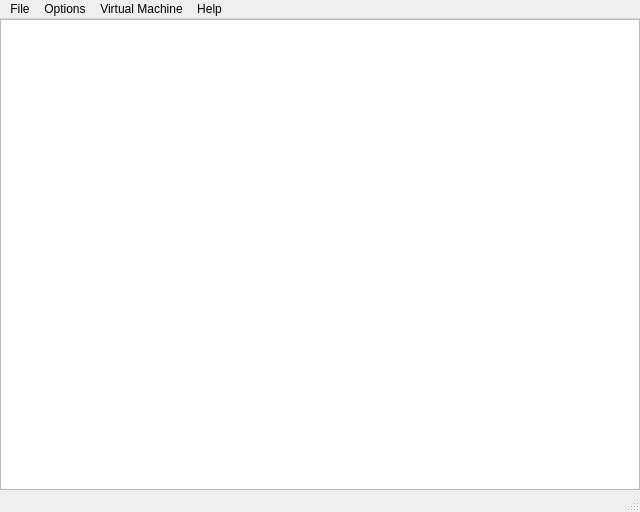
jpd002/Play-, file Source/ui_qt/Qt_ui/mainwindow.ui: the form before one commit.
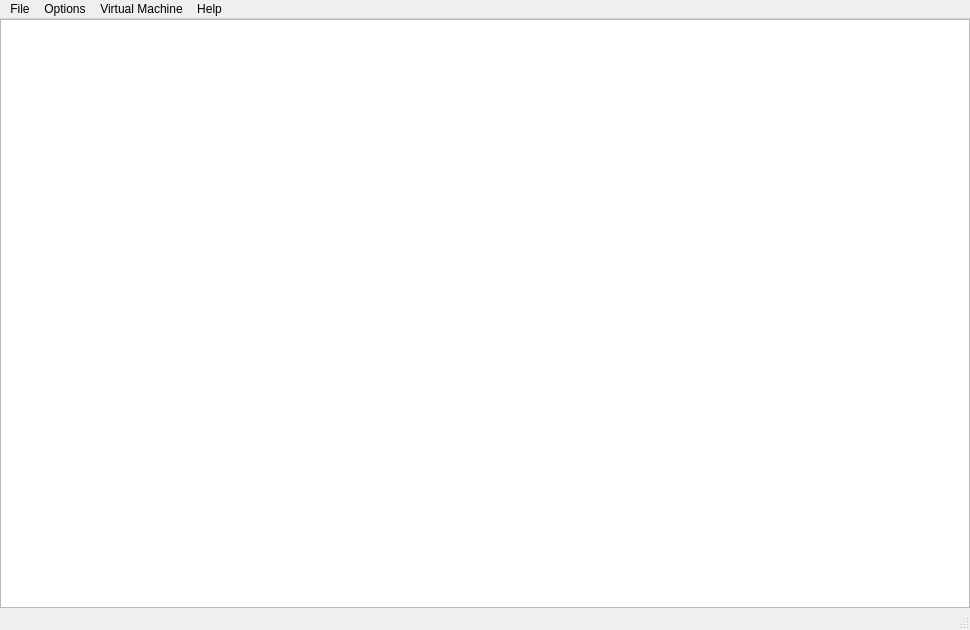
The form after the commit. Icons and pictures are not drawn. Custom widgets are drawn as their Qt base class.

Commit message: make default window size bigger (to show more bootables)

What changed in the file:
```diff
--- a/Source/ui_qt/Qt_ui/mainwindow.ui
+++ b/Source/ui_qt/Qt_ui/mainwindow.ui
@@ -6,8 +6,8 @@
    <rect>
     <x>0</x>
     <y>0</y>
-    <width>640</width>
-    <height>512</height>
+    <width>970</width>
+    <height>630</height>
    </rect>
   </property>
   <property name="focusPolicy">
```
